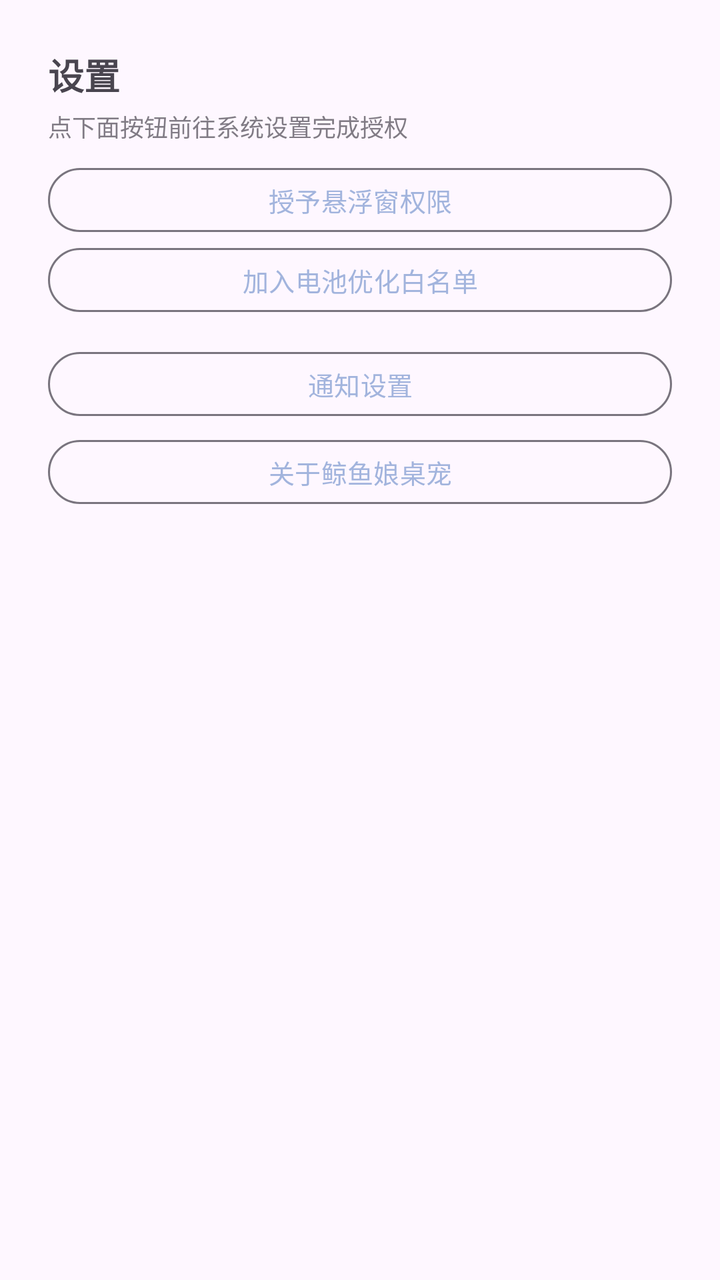
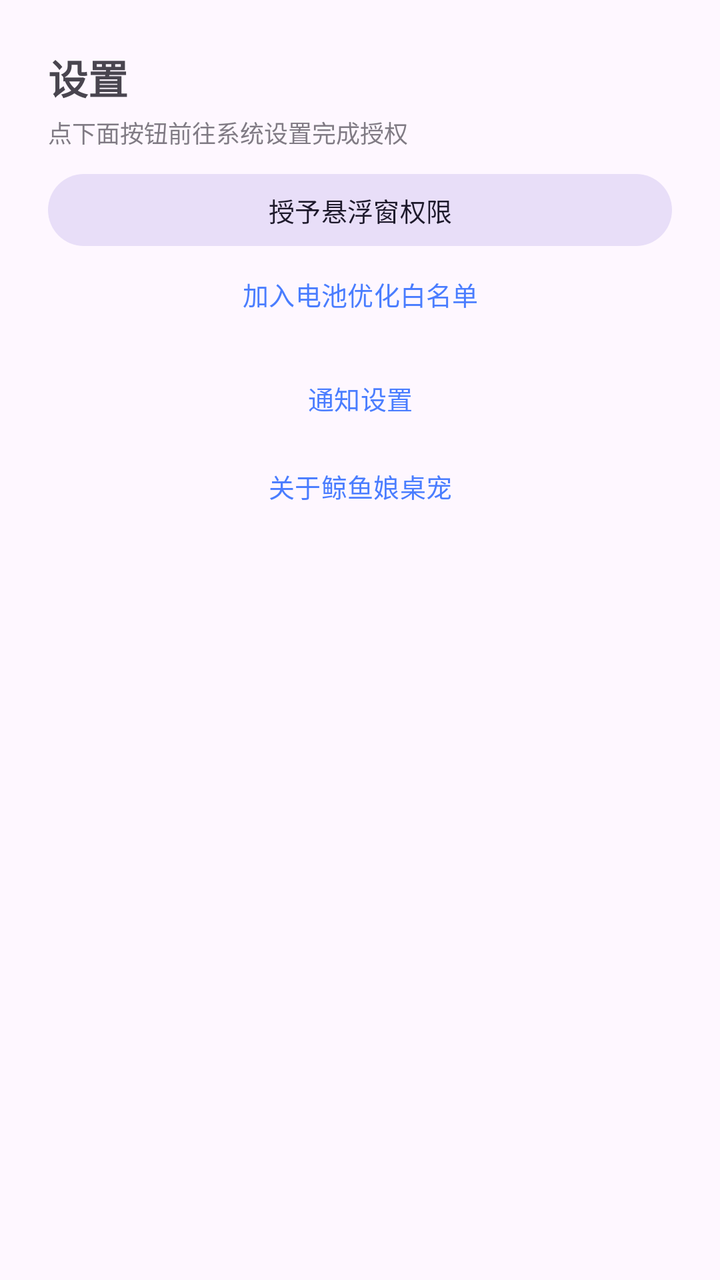

Compare the two renders of this Android layout. The source of the first and the diff that turns it into the second are given below.
<!-- AndroidManifest.xml: application theme Theme.WhalePet -->
<!-- res/layout/page_settings.xml -->
<?xml version="1.0" encoding="utf-8"?>
<ScrollView xmlns:android="http://schemas.android.com/apk/res/android"
    android:layout_width="match_parent"
    android:layout_height="match_parent"
    android:fillViewport="true">

    <LinearLayout
        android:layout_width="match_parent"
        android:layout_height="wrap_content"
        android:orientation="vertical"
        android:padding="24dp">

        <TextView
            android:layout_width="wrap_content"
            android:layout_height="wrap_content"
            android:text="@string/settings_title"
            android:textSize="18sp"
            android:textStyle="bold" />

        <TextView
            android:layout_width="match_parent"
            android:layout_height="wrap_content"
            android:layout_marginTop="4dp"
            android:alpha="0.7"
            android:text="@string/settings_perm_hint"
            android:textSize="12sp" />

        
        <Button
                android:insetBottom="0dp"
                android:insetTop="0dp"
                android:textSize="13sp"
                android:minHeight="32dp"
            style="@style/Widget.WhalePet.Button"
            android:id="@+id/btn_overlay"
            android:layout_width="match_parent"
            android:layout_height="wrap_content"
            android:layout_marginTop="12dp"
            android:text="@string/grant_overlay" />

        
        <Button
                android:insetBottom="0dp"
                android:insetTop="0dp"
                android:textSize="13sp"
                android:minHeight="32dp"
            style="@style/Widget.WhalePet.Button"
            android:id="@+id/btn_battery"
            android:layout_width="match_parent"
            android:layout_height="wrap_content"
            android:layout_marginTop="8dp"
            android:text="@string/battery_whitelist" />

        
        <Button
                android:insetBottom="0dp"
                android:insetTop="0dp"
                android:textSize="13sp"
                android:minHeight="32dp"
            style="@style/Widget.WhalePet.Button"
            android:id="@+id/btn_notif_settings"
            android:layout_width="match_parent"
            android:layout_height="wrap_content"
            android:layout_marginTop="20dp"
            android:text="@string/notif_settings" />

        
        <Button
                android:insetBottom="0dp"
                android:insetTop="0dp"
                android:textSize="13sp"
                android:minHeight="32dp"
            style="@style/Widget.WhalePet.Button"
            android:id="@+id/btn_about"
            android:layout_width="match_parent"
            android:layout_height="wrap_content"
            android:layout_marginTop="12dp"
            android:text="@string/about_entry" />
    </LinearLayout>
</ScrollView>
<!-- resources referenced by this layout -->
<resources>
  <string name="about_entry">关于鲸鱼娘桌宠</string>
  <string name="battery_whitelist">加入电池优化白名单</string>
  <string name="grant_overlay">授予悬浮窗权限</string>
  <string name="notif_settings">通知设置</string>
  <string name="settings_perm_hint">点下面按钮前往系统设置完成授权</string>
  <string name="settings_title">设置</string>
  <style name="Widget.WhalePet.Button" parent="Widget.Material3.Button.OutlinedButton">
          
          <item name="android:minHeight">40dp</item>
          <item name="android:minWidth">0dp</item>
          <item name="android:insetTop">0dp</item>
          <item name="android:insetBottom">0dp</item>
          <item name="android:paddingLeft">16dp</item>
          <item name="android:paddingRight">16dp</item>
          <item name="android:textSize">13sp</item>
      </style>
  <style name="Theme.WhalePet" parent="Theme.Material3.DayNight.NoActionBar">
          
          <item name="colorPrimary">#A2B4DD</item>
          <item name="colorOnPrimary">#FFFFFF</item>
          <item name="colorPrimaryContainer">#D6DEF2</item>
          <item name="colorOnPrimaryContainer">#22315E</item>
          <item name="android:statusBarColor">@android:color/transparent</item>
      </style>
</resources>

<!-- the commit's change to res/layout/page_settings.xml (unified diff, before → after) -->
@@ -14,7 +14,7 @@
             android:layout_width="wrap_content"
             android:layout_height="wrap_content"
             android:text="@string/settings_title"
-            android:textSize="18sp"
+            android:textSize="20sp"
             android:textStyle="bold" />
 
         <TextView
@@ -27,11 +27,7 @@
 
         
         <Button
-                android:insetBottom="0dp"
-                android:insetTop="0dp"
-                android:textSize="13sp"
-                android:minHeight="32dp"
-            style="@style/Widget.WhalePet.Button"
+                style="@style/Widget.WhalePet.Button.Primary"
             android:id="@+id/btn_overlay"
             android:layout_width="match_parent"
             android:layout_height="wrap_content"
@@ -40,11 +36,7 @@
 
         
         <Button
-                android:insetBottom="0dp"
-                android:insetTop="0dp"
-                android:textSize="13sp"
-                android:minHeight="32dp"
-            style="@style/Widget.WhalePet.Button"
+                style="@style/Widget.WhalePet.Button"
             android:id="@+id/btn_battery"
             android:layout_width="match_parent"
             android:layout_height="wrap_content"
@@ -53,11 +45,7 @@
 
         
         <Button
-                android:insetBottom="0dp"
-                android:insetTop="0dp"
-                android:textSize="13sp"
-                android:minHeight="32dp"
-            style="@style/Widget.WhalePet.Button"
+                style="@style/Widget.WhalePet.Button"
             android:id="@+id/btn_notif_settings"
             android:layout_width="match_parent"
             android:layout_height="wrap_content"
@@ -66,11 +54,7 @@
 
         
         <Button
-                android:insetBottom="0dp"
-                android:insetTop="0dp"
-                android:textSize="13sp"
-                android:minHeight="32dp"
-            style="@style/Widget.WhalePet.Button"
+                style="@style/Widget.WhalePet.Button"
             android:id="@+id/btn_about"
             android:layout_width="match_parent"
             android:layout_height="wrap_content"
<!-- resource entries referenced after the edit -->
@@ -6,9 +6,19 @@
   <string name="notif_settings">通知设置</string>
   <string name="settings_perm_hint">点下面按钮前往系统设置完成授权</string>
   <string name="settings_title">设置</string>
-  <style name="Widget.WhalePet.Button" parent="Widget.Material3.Button.OutlinedButton">
+  <style name="Widget.WhalePet.Button" parent="Widget.Material3.Button.TextButton">
           
-          <item name="android:minHeight">40dp</item>
+          <item name="android:minHeight">32dp</item>
+          <item name="android:minWidth">0dp</item>
+          <item name="android:insetTop">0dp</item>
+          <item name="android:insetBottom">0dp</item>
+          <item name="android:paddingLeft">12dp</item>
+          <item name="android:paddingRight">12dp</item>
+          <item name="android:textSize">13sp</item>
+      </style>
+  <style name="Widget.WhalePet.Button.Primary" parent="Widget.Material3.Button.TonalButton">
+          
+          <item name="android:minHeight">36dp</item>
           <item name="android:minWidth">0dp</item>
           <item name="android:insetTop">0dp</item>
           <item name="android:insetBottom">0dp</item>
@@ -18,10 +28,14 @@
       </style>
   <style name="Theme.WhalePet" parent="Theme.Material3.DayNight.NoActionBar">
           
-          <item name="colorPrimary">#A2B4DD</item>
+          <item name="colorPrimary">#4A7DFF</item>
           <item name="colorOnPrimary">#FFFFFF</item>
-          <item name="colorPrimaryContainer">#D6DEF2</item>
-          <item name="colorOnPrimaryContainer">#22315E</item>
+          <item name="colorPrimaryContainer">#DCE6FF</item>
+          <item name="colorOnPrimaryContainer">#0F2C6B</item>
+          <item name="colorSecondary">#2E9E5B</item>
+          <item name="colorSurface">#FFFFFF</item>
+          <item name="colorSurfaceVariant">#F2F5FA</item>
+          <item name="colorOutline">#E3E6EE</item>
           <item name="android:statusBarColor">@android:color/transparent</item>
       </style>
 </resources>
